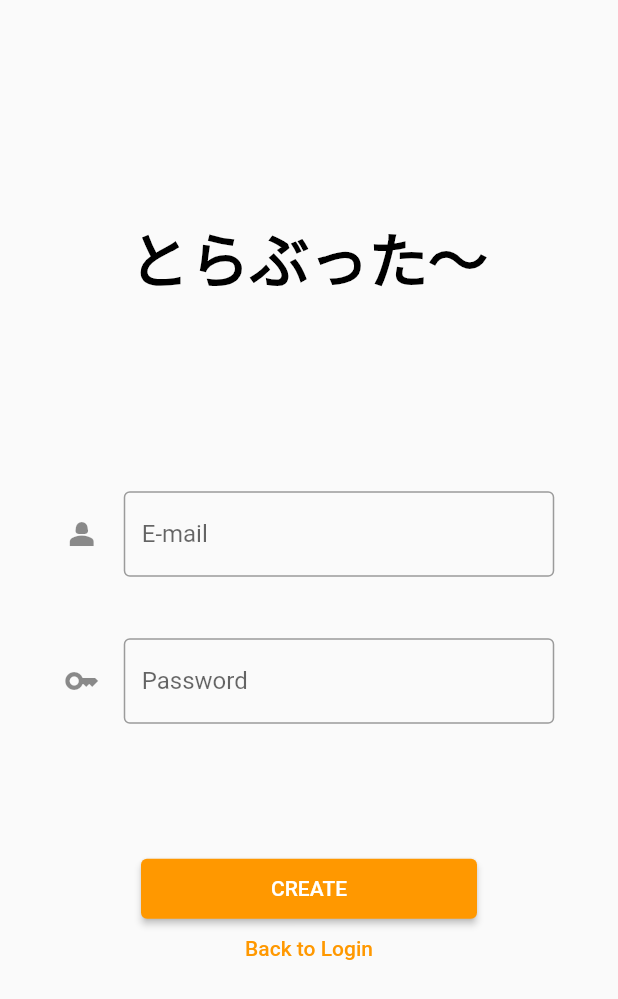
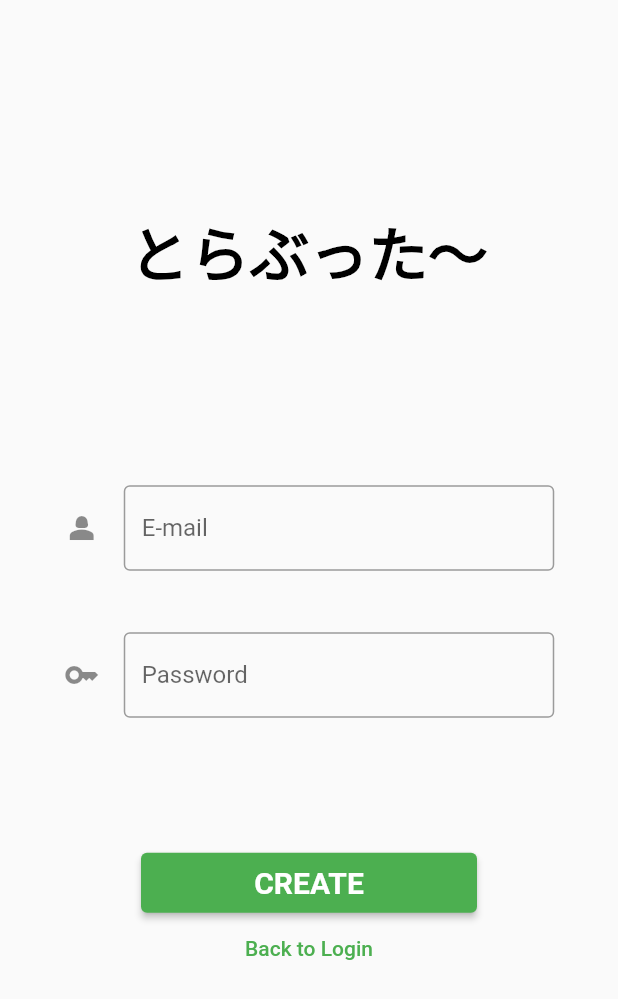
Before and after one commit to KoukiFOL/traveltrouble, a Flutter app: the screen it shows after launch, after a tap on "Create Account", on a phone screen of 412 x 824 dp. Shown: the top 999 px of the screen. Run offline on Flutter 3.47's test engine with Material 2 defaults, Android fonts, the phone set to English and light mode, and no system bars; our stand-ins replace cloud_firestore, firebase_auth, firebase_core, go_router; missing offline and left inert: dart:js; accounts and stored records are empty; network calls fail; Roboto replaces fonts that are missing (SF Pro Text).

Commit message:
update: プライマリーカラーを緑に変更

```diff
--- a/lib/main.dart
+++ b/lib/main.dart
@@ -1,12 +1,10 @@
 import 'package:flutter/material.dart';
 import 'package:traveltrouble/Router/router.dart';
 import 'package:firebase_core/firebase_core.dart';
-import 'package:traveltrouble/screen/home.dart';
 import 'package:traveltrouble/service/firebase/database_service.dart';
 import 'firebase_options.dart';
 import 'package:provider/provider.dart'; // providerをインポート
 import 'service/firebase/auth_service.dart'; // AuthServiceをインポート
-import 'screen/login.dart';
 
 void main() {
   Firebase.initializeApp(
@@ -35,12 +33,10 @@ class MyApp extends StatelessWidget {
       routerDelegate: goRouter.routerDelegate,
       routeInformationParser: goRouter.routeInformationParser,
       routeInformationProvider: goRouter.routeInformationProvider,
-
       title: 'Flutter Demo',
       theme: ThemeData(
-        primarySwatch: Colors.orange,
+        primarySwatch: Colors.green,
       ),
-      // home: const AccoutScreen(),
     );
   }
 }
--- a/lib/screen/login.dart
+++ b/lib/screen/login.dart
@@ -82,7 +82,7 @@ class LoginScreen extends StatelessWidget {
               height: 40,
               child: ElevatedButton(
                 style: ButtonStyle(
-                  backgroundColor: MaterialStatePropertyAll(Colors.orange),
+                  backgroundColor: MaterialStatePropertyAll(Colors.green),
                   foregroundColor: MaterialStatePropertyAll(Colors.white),
                 ),
                 onPressed: () async {
@@ -99,7 +99,11 @@ class LoginScreen extends StatelessWidget {
                     showErrorDialog(context, errorMessage);
                   }
                 },
-                child: Text("LOGIN"),
+                child: Text("LOGIN",
+                    style: TextStyle(
+                      fontSize: 20,
+                      fontWeight: FontWeight.w700,
+                    )),
               ),
             ),
             SizedBox(
--- a/lib/screen/signup.dart
+++ b/lib/screen/signup.dart
@@ -82,7 +82,7 @@ class SignupScreen extends StatelessWidget {
               height: 40,
               child: ElevatedButton(
                 style: ButtonStyle(
-                  backgroundColor: MaterialStatePropertyAll(Colors.orange),
+                  backgroundColor: MaterialStatePropertyAll(Colors.green),
                   foregroundColor: MaterialStatePropertyAll(Colors.white),
                 ),
                 onPressed: () async {
@@ -99,13 +99,15 @@ class SignupScreen extends StatelessWidget {
                     showErrorDialog(context, errorMessage);
                   }
                 },
-                child: Text("CREATE"),
+                child: Text("CREATE",
+                    style: TextStyle(
+                      fontSize: 20,
+                      fontWeight: FontWeight.w700,
+                    )),
               ),
             ),
             // back to login with text button
             SizedBox(
-              width: 224,
-              height: 40,
               child: TextButton(
                 onPressed: () {
                   context.goNamed('login');
```
